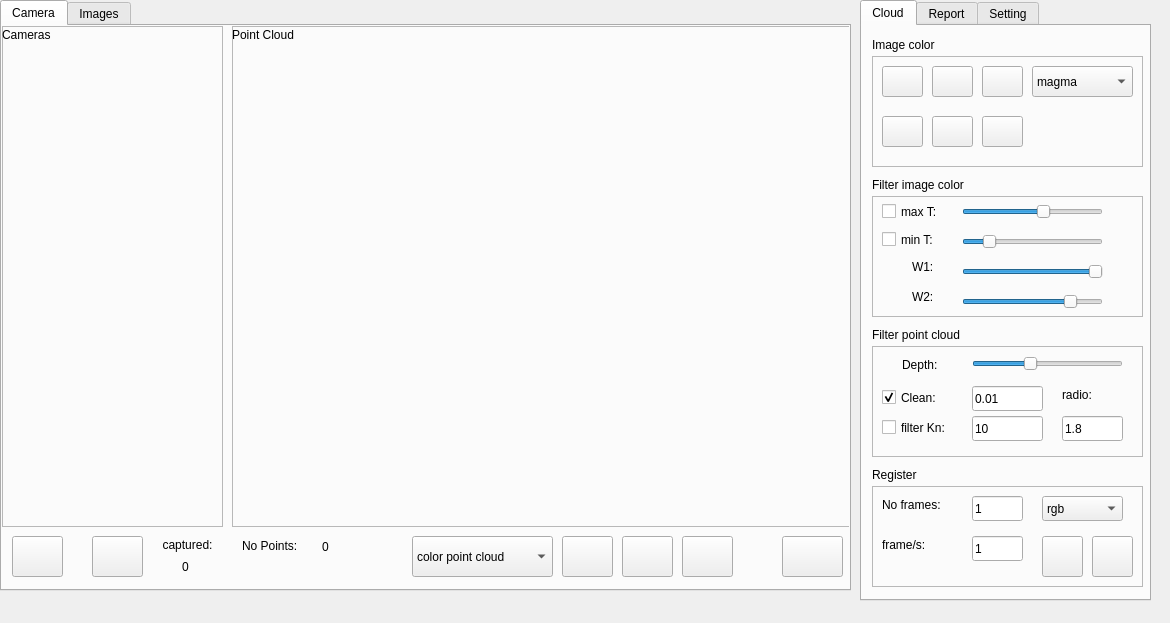
First picture: the form in src/modules/InspectionAnalyzer/src/views/InspectionAnalyzer.ui, repository Jjat00/Deptherm-Inspection, before the edit.
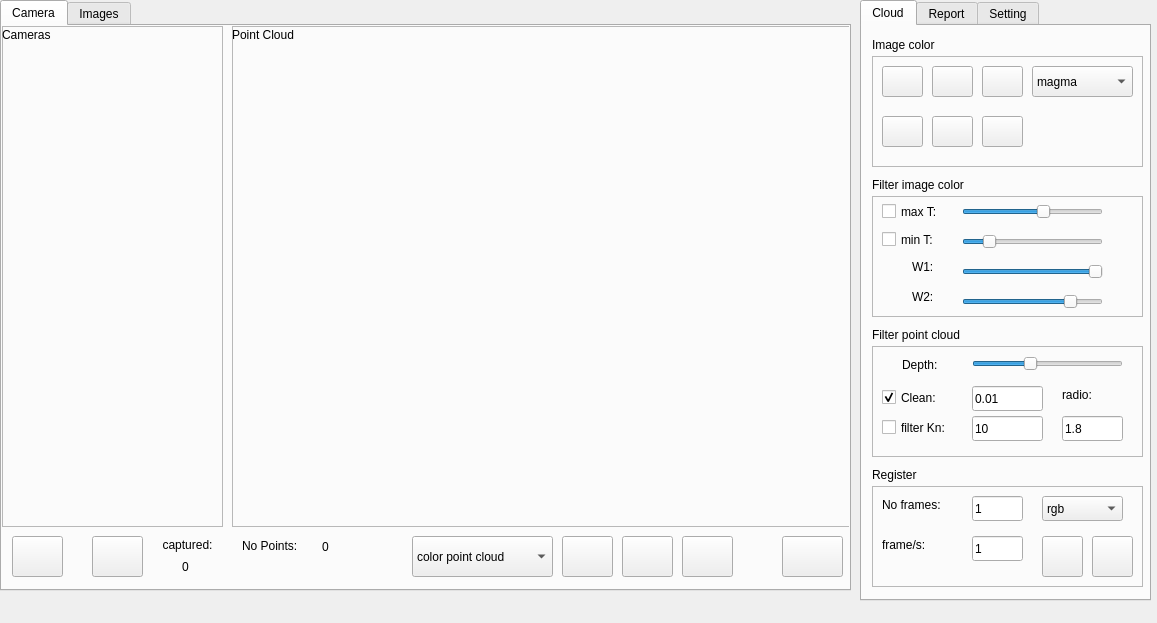
Second picture: the form after the edit.

Diff of the .ui file:
```diff
--- a/src/modules/InspectionAnalyzer/src/views/InspectionAnalyzer.ui
+++ b/src/modules/InspectionAnalyzer/src/views/InspectionAnalyzer.ui
@@ -6,7 +6,7 @@
    <rect>
     <x>0</x>
     <y>0</y>
-    <width>1170</width>
+    <width>1157</width>
     <height>623</height>
    </rect>
   </property>
```
